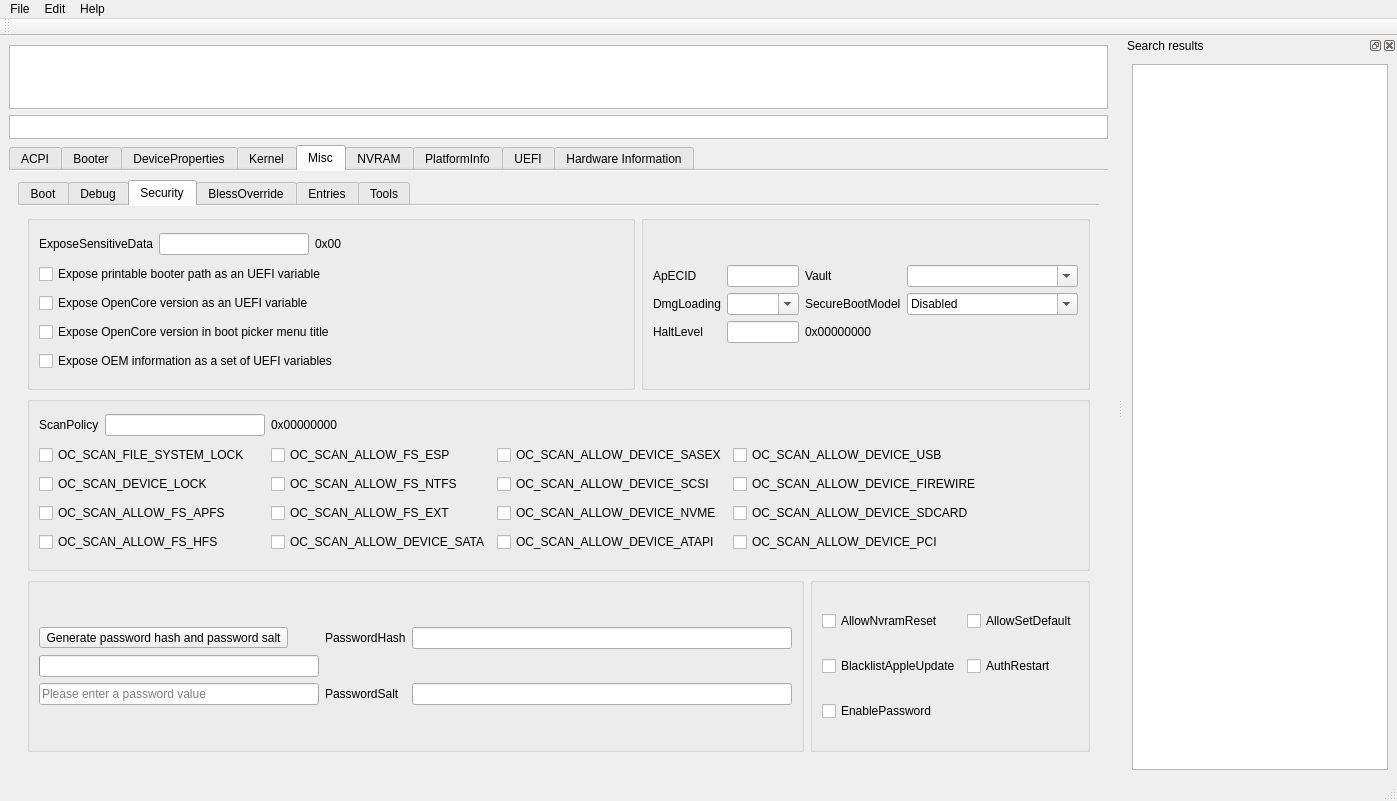
First picture: the form in mainwindow.ui, repository ic005k/OCAuxiliaryTools, before the edit.
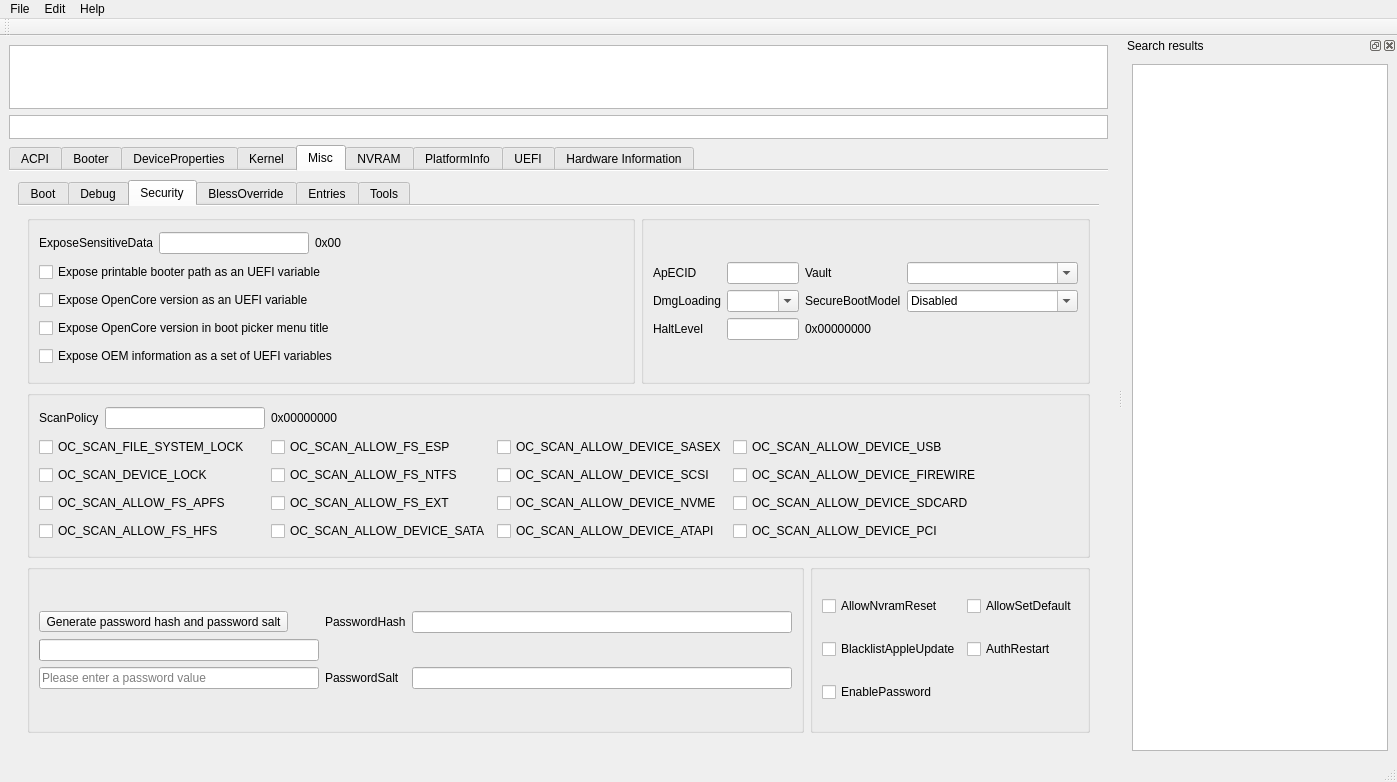
Second picture: the form after the edit. Icons and pictures are not drawn.

What changed in the file:
```diff
--- a/mainwindow.ui
+++ b/mainwindow.ui
@@ -7,7 +7,7 @@
     <x>0</x>
     <y>0</y>
     <width>1397</width>
-    <height>801</height>
+    <height>782</height>
    </rect>
   </property>
   <property name="maximumSize">
```
